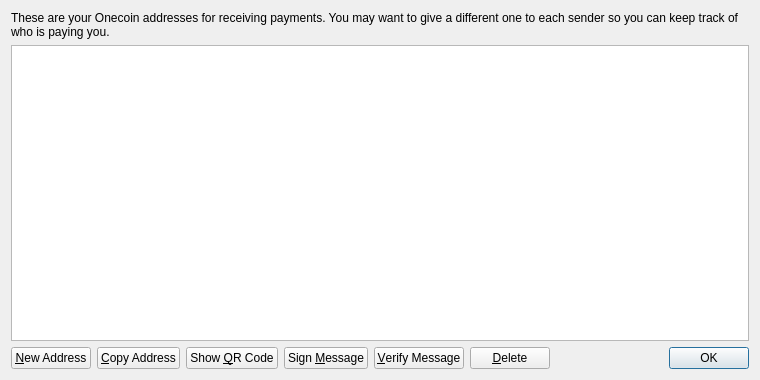
Before: the Qt Designer form src/qt/forms/addressbookpage.ui in theone-and-not-only-coin/onecoin, drawn with Qt 5.
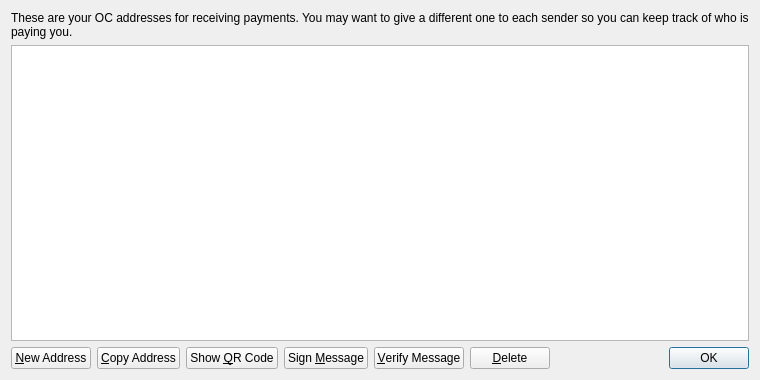
After: the same form once the commit is applied.

```diff
--- a/src/qt/forms/addressbookpage.ui
+++ b/src/qt/forms/addressbookpage.ui
@@ -17,7 +17,7 @@
    <item>
     <widget class="QLabel" name="labelExplanation">
      <property name="text">
-      <string>These are your Onecoin addresses for receiving payments. You may want to give a different one to each sender so you can keep track of who is paying you.</string>
+      <string>These are your OC addresses for receiving payments. You may want to give a different one to each sender so you can keep track of who is paying you.</string>
      </property>
      <property name="textFormat">
       <enum>Qt::PlainText</enum>
```
Left out of the diff: 4 changed lines with no effect on the pictures.
